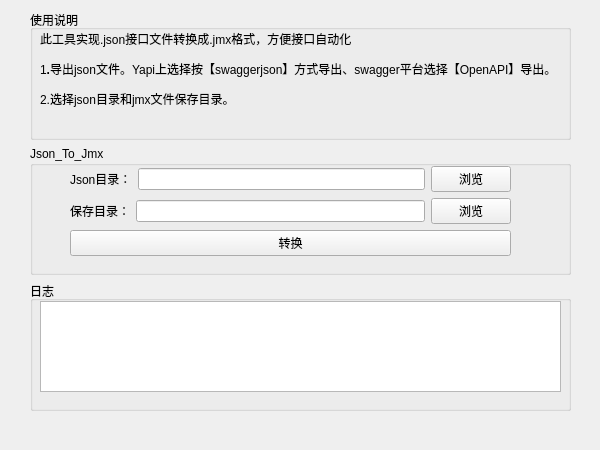
chenpii/pyqt5-project, file json2jmx/json_jmx.ui: the form before one commit.
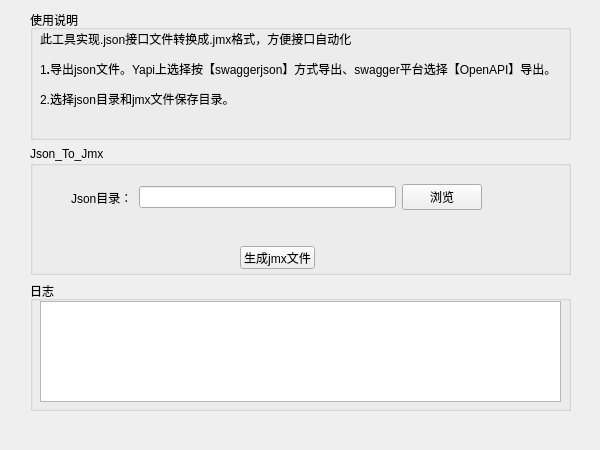
The form after the commit.

Commit message: 优化逻辑判断

Diff of the .ui file:
```diff
--- a/json2jmx/json_jmx.ui
+++ b/json2jmx/json_jmx.ui
@@ -74,14 +74,12 @@
        <widget class="QWidget" name="layoutWidget">
         <property name="geometry">
          <rect>
-          <x>40</x>
-          <y>20</y>
-          <width>441</width>
-          <height>91</height>
+          <x>41</x>
+          <y>21</y>
+          <width>411</width>
+          <height>61</height>
          </rect>
         </property>
-        <layout class="QVBoxLayout" name="verticalLayout_2">
-         <item>
           <layout class="QHBoxLayout" name="horizontalLayout">
            <item>
             <widget class="QLabel" name="label_json_dir">
@@ -108,43 +106,19 @@
             </widget>
            </item>
           </layout>
-         </item>
-         <item>
-          <layout class="QHBoxLayout" name="horizontalLayout_2">
-           <item>
-            <widget class="QLabel" name="label_jmx_dir">
-             <property name="text">
-              <string>保存目录：</string>
-             </property>
-            </widget>
-           </item>
-           <item>
-            <widget class="QLineEdit" name="lineEdit_jmx_dir">
-             <property name="minimumSize">
-              <size>
-               <width>133</width>
-               <height>20</height>
-              </size>
-             </property>
-            </widget>
-           </item>
-           <item>
-            <widget class="QPushButton" name="pushButton_jmx_dir">
-             <property name="text">
-              <string>浏览</string>
-             </property>
-            </widget>
-           </item>
-          </layout>
-         </item>
-         <item>
+       </widget>
           <widget class="QPushButton" name="pushButton_trans">
+        <property name="geometry">
+         <rect>
+          <x>210</x>
+          <y>100</y>
+          <width>75</width>
+          <height>23</height>
+         </rect>
+        </property>
            <property name="text">
-            <string>转换</string>
-           </property>
-          </widget>
-         </item>
-        </layout>
+         <string>生成jmx文件</string>
+        </property>
        </widget>
       </widget>
      </item>
@@ -159,7 +133,7 @@
           <x>10</x>
           <y>20</y>
           <width>521</width>
-          <height>91</height>
+          <height>101</height>
          </rect>
         </property>
         <property name="styleSheet">
```
Left out of the diff: 2 changed lines with no effect on the pictures. Lines whose indentation alone changed are shown as unchanged. The commit also changes 2 other files.
